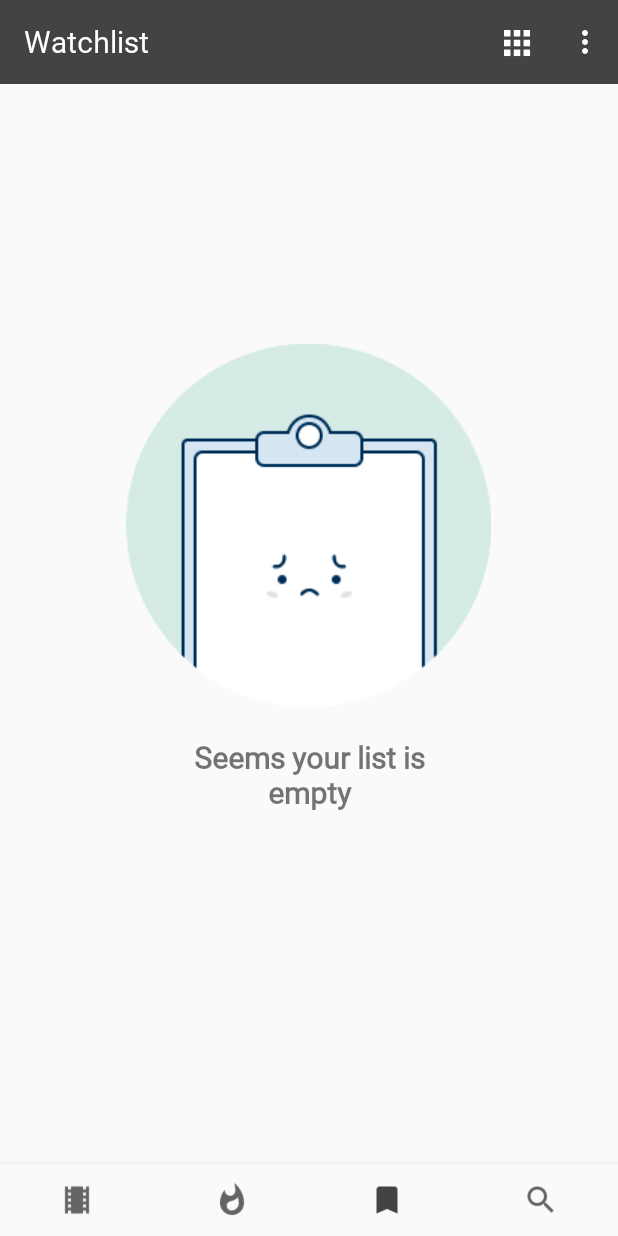
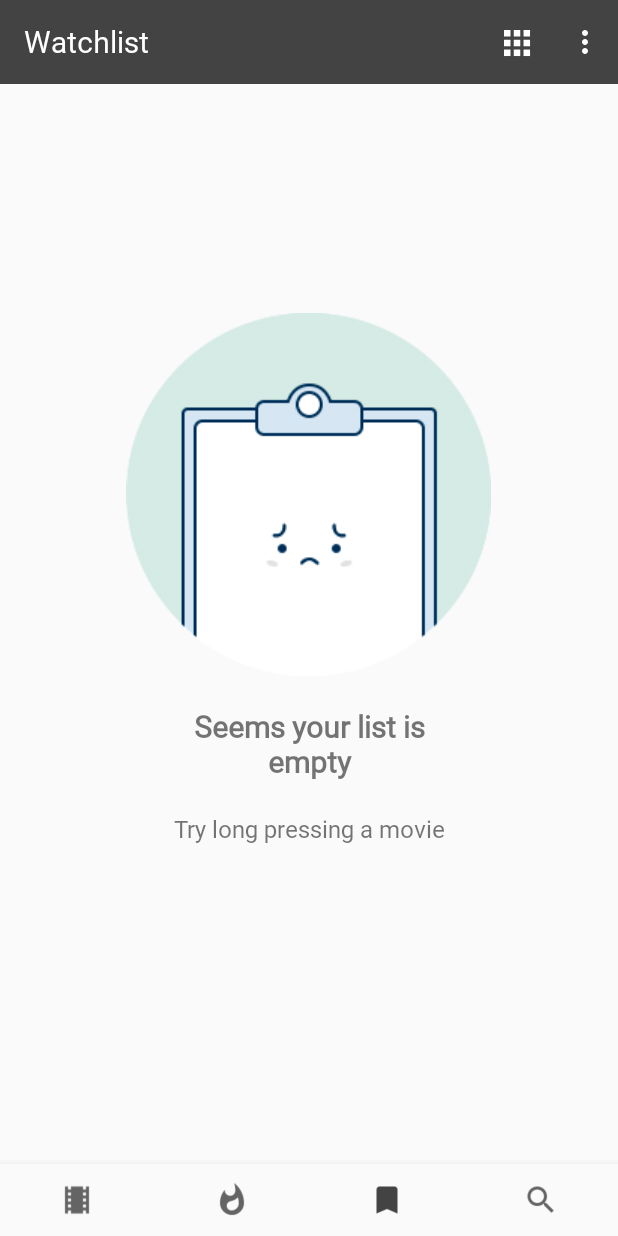
Before and after one commit to Dannyang27/Kino, an Android app: the screen it shows after launch (MainActivity), item 3 of the bottom bar chosen, on a phone screen of 412 x 824 dp. Run offline under Robolectric (Android 15) with nearby library versions, the phone set to English and light mode, and no system bars; our stand-ins replace Picasso, Room's generated code; pictures from the network do not load.

Commit message:
Empty watchlist text added

```diff
--- a/app/src/main/res/layout/fragment_watchlist.xml
+++ b/app/src/main/res/layout/fragment_watchlist.xml
@@ -35,6 +35,15 @@
             android:fontFamily="@font/robotoregular"
             android:gravity="center"
             android:layout_marginTop="20dp"/>
+
+        <TextView
+            android:layout_width="200dp"
+            android:layout_height="wrap_content"
+            android:text="@string/tip_add"
+            android:textSize="16sp"
+            android:fontFamily="@font/robotoregular"
+            android:gravity="center"
+            android:layout_marginTop="20dp"/>
     </LinearLayout>
 
 </RelativeLayout>
--- a/app/src/main/res/values/strings.xml
+++ b/app/src/main/res/values/strings.xml
@@ -72,4 +72,5 @@
     <string name="delete_sure">Are you sure you want to clear your watchlist?</string>
     <string name="delete_sure_cache">Are you sure you want to clear the cache?</string>
     <string name="delete_cache">Delete cache</string>
+    <string name="tip_add">Try long pressing a movie</string>
 </resources>
```
